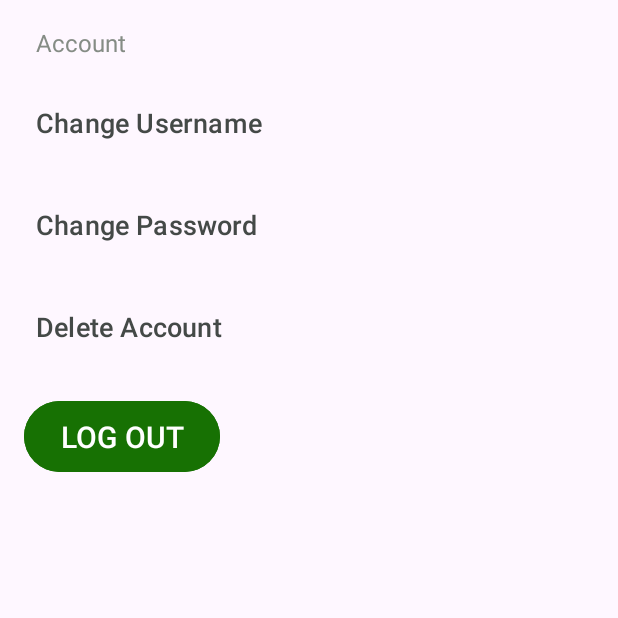
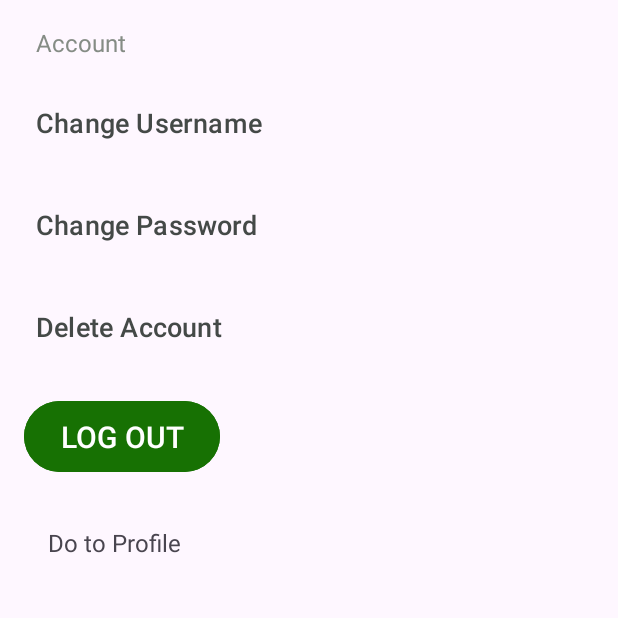
Before and after one commit to NarekSahakyan777/LearnDrive, an Android app: the SettingsActivity screen opened directly, with no data from a screen before it, on a phone screen of 412 x 824 dp, the top half of it. Run offline under Robolectric (Android 15) with nearby library versions, the phone set to English and light mode, and no system bars; our stand-ins replace Firebase (no records; nobody signed in at launch, a user with empty details on screens opened directly).

Commit message:
WebDrive-App

```diff
--- a/app/src/main/java/com/example/webdrive/SettingsActivity.java
+++ b/app/src/main/java/com/example/webdrive/SettingsActivity.java
@@ -15,7 +15,7 @@ import com.google.firebase.auth.FirebaseUser;
 public class SettingsActivity extends AppCompatActivity {
     private FirebaseAuth auth;
     protected Button button;
-    public TextView textView;
+    public TextView GotoProfile;
     private MaterialButton changePasswordButton;
     private MaterialButton deleteAccountButton;
     private FirebaseUser user;
@@ -27,7 +27,7 @@ public class SettingsActivity extends AppCompatActivity {
         button = findViewById(R.id.logout);
         changePasswordButton = findViewById(R.id.changePassword);
         deleteAccountButton = findViewById(R.id.deleteAccount);
-
+        GotoProfile = findViewById(R.id.textView);
 //        auth = FirebaseAuth.getInstance();
 //        button = findViewById(R.id.logout);
 //        user = auth.getCurrentUser();
@@ -56,6 +56,14 @@ public class SettingsActivity extends AppCompatActivity {
 
             }
         });
+        GotoProfile.setOnClickListener(new View.OnClickListener() {
+            @Override
+            public void onClick(View v) {
+                // Navigate to ProfileActivity
+                Intent intent = new Intent(SettingsActivity.this, Profile.class);
+                startActivity(intent);
+            }
+        });
 
     }
 }
--- a/app/src/main/res/layout/activity_profile.xml
+++ b/app/src/main/res/layout/activity_profile.xml
@@ -90,6 +90,7 @@
             android:layout_marginStart="4dp"
             android:layout_marginTop="84dp"
             android:text="Lessons"
+            android:backgroundTint="@color/skyblue"
             app:layout_constraintStart_toStartOf="parent"
             app:layout_constraintTop_toTopOf="parent"
             app:layout_constraintVertical_weight="1"/>
@@ -100,6 +101,7 @@
             android:layout_height="wrap_content"
             android:layout_marginTop="20dp"
             android:text="Road signs"
+            android:backgroundTint="@color/skyblue"
             app:layout_constraintStart_toStartOf="parent"
             app:layout_constraintTop_toBottomOf="@id/button2"
             app:layout_constraintVertical_weight="1"/>
@@ -110,6 +112,7 @@
             android:layout_height="wrap_content"
             android:layout_marginTop="16dp"
             android:text="the rules of driving"
+            android:backgroundTint="@color/skyblue"
             app:layout_constraintStart_toStartOf="parent"
             app:layout_constraintTop_toBottomOf="@id/button3"
             app:layout_constraintVertical_weight="1"/>
@@ -120,6 +123,7 @@
             android:layout_height="wrap_content"
             android:layout_marginTop="20dp"
             android:text="examination"
+            android:backgroundTint="@color/skyblue"
             app:layout_constraintStart_toStartOf="parent"
             app:layout_constraintTop_toBottomOf="@id/button4"
             app:layout_constraintVertical_weight="1"/>
--- a/app/src/main/res/layout/activity_settings.xml
+++ b/app/src/main/res/layout/activity_settings.xml
@@ -88,4 +88,16 @@
         app:layout_constraintStart_toStartOf="parent"
         app:layout_constraintTop_toBottomOf="@+id/deleteAccount">
     </Button>
+
+    <TextView
+        android:id="@+id/textView"
+        android:layout_width="wrap_content"
+        android:layout_height="wrap_content"
+        android:layout_marginStart="16dp"
+        android:layout_marginTop="16dp"
+        android:padding="16dp"
+        android:text="Do to Profile"
+        android:textSize="16dp"
+        app:layout_constraintStart_toStartOf="parent"
+        app:layout_constraintTop_toBottomOf="@+id/logout" />
 </androidx.constraintlayout.widget.ConstraintLayout>
```
Also changed, not shown: app/src/main/java/com/example/webdrive/DeleteAccountConfirmationActivity.java (+62 -2 lines).
